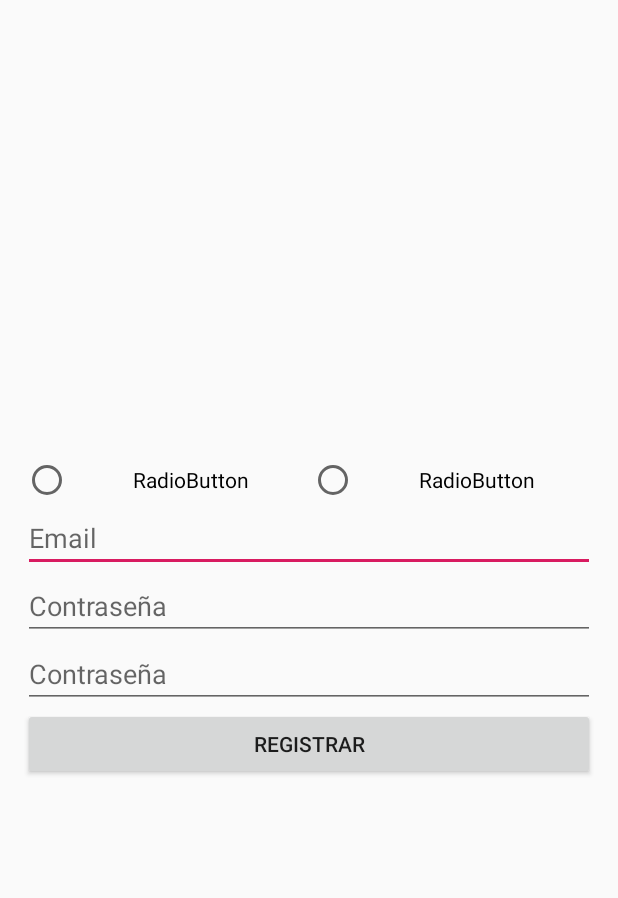
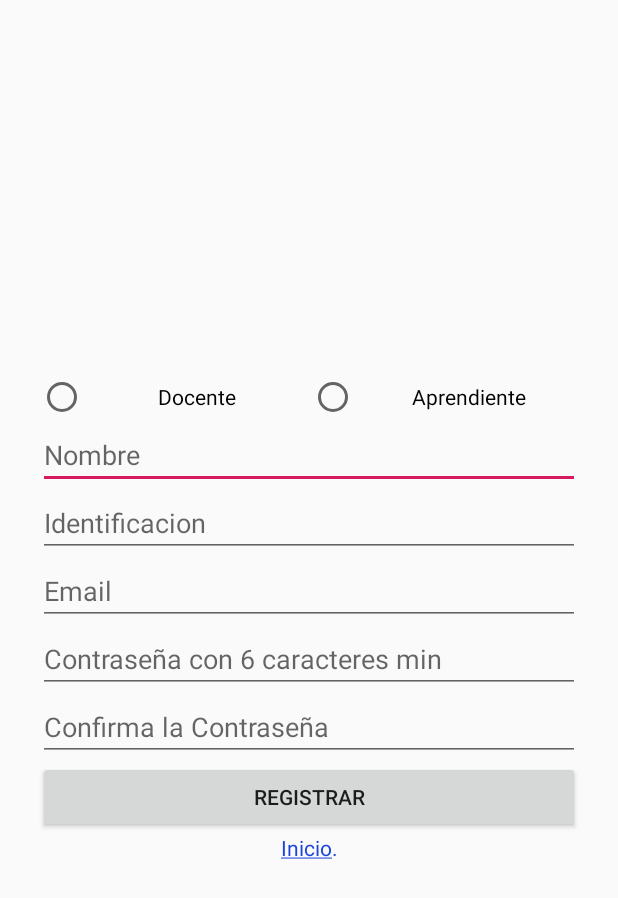
Before and after one commit to camilonfs1/EntornoPazUDTesis, an Android app: the MainRegister screen opened directly, with no data from a screen before it, after a tap on "REGISTRAR", on a phone screen of 412 x 824 dp. Shown: the top 898 px of the screen. Run offline under Robolectric (Android 15) with nearby library versions, the phone set to English and light mode, and no system bars; our stand-ins replace Firebase (no records; nobody signed in at launch, a user with empty details on screens opened directly).

Commit message:
Register is complete, use firebase DB which is diferent JSON list to Students and Teachers

```diff
--- a/app/src/main/AndroidManifest.xml
+++ b/app/src/main/AndroidManifest.xml
@@ -9,6 +9,8 @@
         android:roundIcon="@mipmap/ic_launcher_round"
         android:supportsRtl="true"
         android:theme="@style/AppTheme">
+        <activity android:name=".MainTeacher"></activity>
+        <activity android:name=".MainEstudent" />
         <activity android:name=".MainRegister" />
         <activity android:name=".MainActivity">
             <intent-filter>
--- a/app/src/main/java/com/example/entornopazud/MainRegister.kt
+++ b/app/src/main/java/com/example/entornopazud/MainRegister.kt
@@ -1,43 +1,110 @@
 package com.example.entornopazud
 
+import android.content.Intent
 import androidx.appcompat.app.AppCompatActivity
 import android.os.Bundle
 import android.view.View
+import android.widget.RadioButton
 import android.widget.Toast
 import com.google.android.gms.tasks.OnCompleteListener
 import com.google.firebase.auth.FirebaseAuth
 import com.google.firebase.database.DatabaseReference
+import com.google.firebase.database.FirebaseDatabase
 import kotlinx.android.synthetic.main.activity_main_register.*
+import kotlinx.android.synthetic.main.activity_main_register.txtEmail
+import kotlinx.android.synthetic.main.activity_main_register.txtPass
 
 class MainRegister : AppCompatActivity() {
 
     val mAuth = FirebaseAuth.getInstance()
-    lateinit var mDatabase : DatabaseReference
+    private lateinit var database: DatabaseReference
+    private var RadioStud: RadioButton?=null
+    private var RadioTech: RadioButton?=null
 
     override fun onCreate(savedInstanceState: Bundle?) {
         super.onCreate(savedInstanceState)
         setContentView(R.layout.activity_main_register)
+        database = FirebaseDatabase.getInstance().reference
+        RadioStud = RBtnStudReg
+        RadioTech = RbtnTechReg
     }
-    private fun registerUser(){
+
+    private fun registerUser() {
         var TextEmail = txtEmail.text.toString().trim()
         var TextPass = txtPass.text.toString().trim()
-        if (!TextEmail.isEmpty() && !TextPass.isEmpty() ){
-            mAuth.createUserWithEmailAndPassword(TextEmail,TextPass).addOnCompleteListener(this, OnCompleteListener { task ->
-                if (task.isSuccessful) {
-                    txtEmail.setText("")
-                    txtPass.setText("")
-                    Toast.makeText(this, "Successfully registered :)", Toast.LENGTH_LONG).show()
+        var TextName = txtName.text.toString().trim()
+        var TextId = txtId.text.toString().trim()
+        var TextPassCon = txtPassConfirm.text.toString().trim()
+        var Roll = Radios()
+
+        if (!TextEmail.isEmpty() && !TextPass.isEmpty() && !TextPass.isEmpty() && !TextId.isEmpty() && !Roll.isEmpty() && !TextPassCon.isEmpty()) {//decide if boxes is or isn't empty
+            if (TextPass.length >= 6 && TextPassCon.length >= 6) {//decide if password & password confirm it has more than 6 digits
+                if (TextPass == TextPassCon) {//decide if password & password confirm is equals
+                    FirebaseCharge(TextId, TextName, Roll, TextEmail, TextPass)
+                } else {
+                    Toast.makeText(
+                        this,
+                        "Error en la confirmacion de contraseña",
+                        Toast.LENGTH_LONG
+                    ).show()
                 }
-                else {
-                    Toast.makeText(this, "Error registering, try again later :(", Toast.LENGTH_LONG).show()
-                }
-            })
-        }else{
+            } else {
+                txtPass.setHint("6 DIGITOS")
+                txtPassConfirm.setHint(" 6 DIGITOS")
+            }
+        } else {
             Toast.makeText(this, "Llene las casillas", Toast.LENGTH_LONG).show()
         }
     }
 
+    private fun Radios(): String {//Determined which radioButton isSelected
+        var Roll = ""
+        if (RadioStud!!.isChecked()) {//Which radioButton is selected by user
+            Roll =  "Aprendiente"//Student radioButton is selected
+        } else if(RadioTech!!.isChecked()){
+            Roll = "Docente"//Teacher radioButton is selected
+        }
+        return Roll
+    }
+    fun FirebaseCharge(id: String, name: String, roll: String, email: String, pass: String) {
+        mAuth.createUserWithEmailAndPassword(email, pass)//Add to user and email autentication
+            .addOnCompleteListener(this, OnCompleteListener { task ->
+                if (task.isSuccessful) {
+                    writeNewUser(id, name, roll, email)
+                    //Toast.makeText(this, "Agregado a BD :)", Toast.LENGTH_LONG).show()
+                } else {
+                    Toast.makeText(
+                        this,
+                        "Error haciendo el registro, intenta nuevamente :(",
+                        Toast.LENGTH_LONG
+                    ).show()
+                }
+            })
+    }
+    data class User(
+        var id: String? = "",
+        var name: String? = "",
+        var roll: String? = "",
+        var email: String? = ""
+    )
+    private fun writeNewUser(Id: String, name: String, roll: String, email: String) {
+        val user = User(Id, name, roll, email)
+        Toast.makeText(
+            this,
+            roll,
+            Toast.LENGTH_LONG
+        ).show()
+        if(roll.equals("Docente")){
+
+            database.child("Teachers").child(Id).setValue(user)//Add child to DB
+        }else if(roll.equals("Aprendiente")){
+            database.child("Students").child(Id).setValue(user)//Add child to DB
+        }
+    }
     fun onClick(view: View) {
         registerUser()
     }
+    fun onClickRegister(view: View) {
+        startActivity(Intent(this, MainActivity::class.java))
+    }
 }
--- a/app/src/main/res/layout/activity_main_register.xml
+++ b/app/src/main/res/layout/activity_main_register.xml
@@ -12,7 +12,8 @@
     <LinearLayout
         android:layout_width="match_parent"
         android:layout_height="wrap_content"
-        android:orientation="vertical">
+        android:orientation="vertical"
+        android:padding="10dp">
 
         <RadioGroup
             android:layout_width="match_parent"
@@ -20,39 +21,46 @@
             android:orientation="horizontal">
 
             <RadioButton
-                android:id="@+id/radioButton"
+                android:id="@+id/RbtnTechReg"
                 android:layout_width="match_parent"
                 android:layout_height="wrap_content"
-                android:text="RadioButton"
+                android:text="@string/RadTech"
                 android:layout_weight="1"
                 android:textAlignment="center"/>
 
             <RadioButton
-                android:id="@+id/radioButton2"
+                android:id="@+id/RBtnStudReg"
                 android:layout_width="match_parent"
                 android:layout_height="wrap_content"
-                android:text="RadioButton"
+                android:text="@string/RadStud"
                 android:layout_weight="1"
                 android:textAlignment="center"/>
         </RadioGroup>
-
+        <EditText
+            android:id="@+id/txtName"
+            android:layout_width="match_parent"
+            android:layout_height="wrap_content"
+            android:hint="@string/NameText" />
+        <EditText
+            android:id="@+id/txtId"
+            android:layout_width="match_parent"
+            android:layout_height="wrap_content"
+            android:hint="@string/IdText" />
         <EditText
             android:id="@+id/txtEmail"
             android:layout_width="match_parent"
             android:layout_height="wrap_content"
             android:hint="@string/EmailText" />
-
         <EditText
             android:id="@+id/txtPass"
             android:layout_width="match_parent"
             android:layout_height="wrap_content"
             android:hint="@string/PassText" />
         <EditText
-            android:id="@+id/txtName"
+            android:id="@+id/txtPassConfirm"
             android:layout_width="match_parent"
             android:layout_height="wrap_content"
-            android:hint="@string/PassText" />
-
+            android:hint="@string/PassConfirmText" />
 
         <Button
             android:id="@+id/btnRegister"
@@ -60,6 +68,17 @@
             android:layout_height="wrap_content"
             android:text="@string/BtnReg"
             android:onClick="onClick"/>
+        <TextView
+            android:layout_width="match_parent"
+            android:layout_height="wrap_content"
+            android:autoLink="all"
+            android:gravity="center"
+            android:linksClickable="false"
+            android:onClick="onClickRegister"
+            android:selectAllOnFocus="false"
+            android:layout_gravity="bottom"
+            android:text="@string/HomeHiper"
+            android:textColor="@color/colorHiper" />
     </LinearLayout>
 
 </RelativeLayout>
--- a/app/src/main/res/values/colors.xml
+++ b/app/src/main/res/values/colors.xml
@@ -4,4 +4,5 @@
     <color name="colorPrimaryDark">#00574B</color>
     <color name="colorAccent">#D81B60</color>
     <color name="colorHiper">#1B44D8</color>
+    <color name="colorError">#D81B51</color>
 </resources>
--- a/app/src/main/res/values/strings.xml
+++ b/app/src/main/res/values/strings.xml
@@ -2,13 +2,19 @@
     <string name="app_name">EntornoPazUD</string>
 
     <!--Register-->
-    <string name="RegisterHiper"><u>Registrar nuevo usuario</u>.</string>
+    <string name="HomeHiper"><u>Inicio</u>.</string>
     <string name="EmailText">Email</string>
-    <string name="PassText">Contraseña</string>
+    <string name="IdText">Identificacion</string>
+    <string name="PassText">Contraseña con 6 caracteres min</string>
+    <string name="PassConfirmText">Confirma la Contraseña</string>
     <string name="BtnReg">Registrar</string>
+    <string name="RadTech">Docente</string>
+    <string name="RadStud">Aprendiente</string>
+    <string name="NameText">Nombre</string>
 
     <!--Login-->
     <string name="Title">App Paz UD</string>
     <string name="BtnEnt">Ingresar</string>
+    <string name="RegisterHiper"><u>Registrar nuevo usuario</u>.</string>
     <string name="comentari">Esta app fue realizada por Camilo Vargas Romero para la Universidad Distrital Francisco Jose de Caldas</string>
 </resources>
```
Also changed, not shown: app/src/main/java/com/example/entornopazud/MainActivity.kt (+31 -12 lines), app/src/main/java/com/example/entornopazud/MainEstudent.kt (added, +12 -0 lines), app/src/main/java/com/example/entornopazud/MainTeacher.kt (added, +12 -0 lines), app/src/main/res/layout/activity_main.xml (+21 -2 lines), app/src/main/res/layout/activity_main_estudent.xml (added, +16 -0 lines), app/src/main/res/layout/activity_main_teacher.xml (added, +16 -0 lines).
